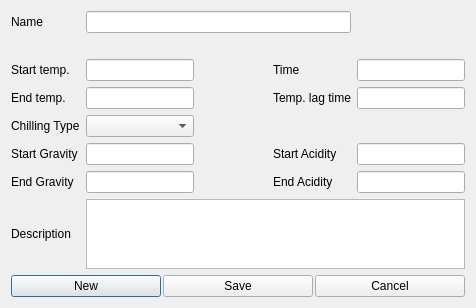
This is ui/boilStepEditor.ui in Brewtarget/brewtarget as Qt 5 draws it before an edit. The edited form follows.
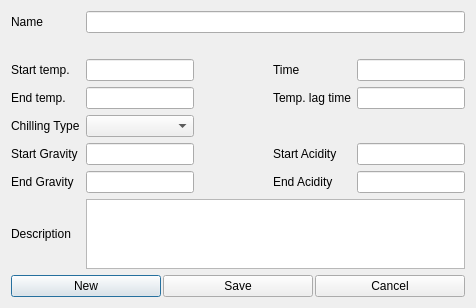
This is the edited form. Icons and pictures are not drawn. Custom widgets are drawn as their Qt base class.

What changed in the file:
```diff
--- a/ui/boilStepEditor.ui
+++ b/ui/boilStepEditor.ui
@@ -26,7 +26,7 @@
        </property>
       </widget>
      </item>
-     <item row="0" column="2" colspan="3">
+     <item row="0" column="2" colspan="4">
       <widget class="SmartLineEdit" name="lineEdit_name">
        <property name="toolTip">
         <string>Name</string>
```
